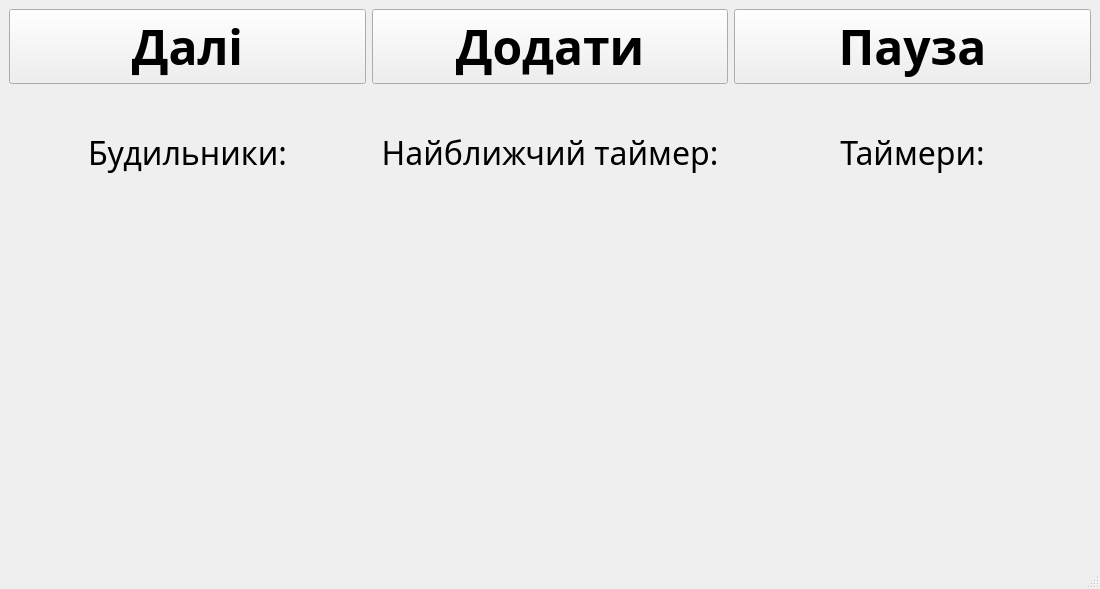
Above: 3 semester/OOOPLab2/mainwindow.ui from NaturalStupidlty/uni before the change. Below: the same form after it.
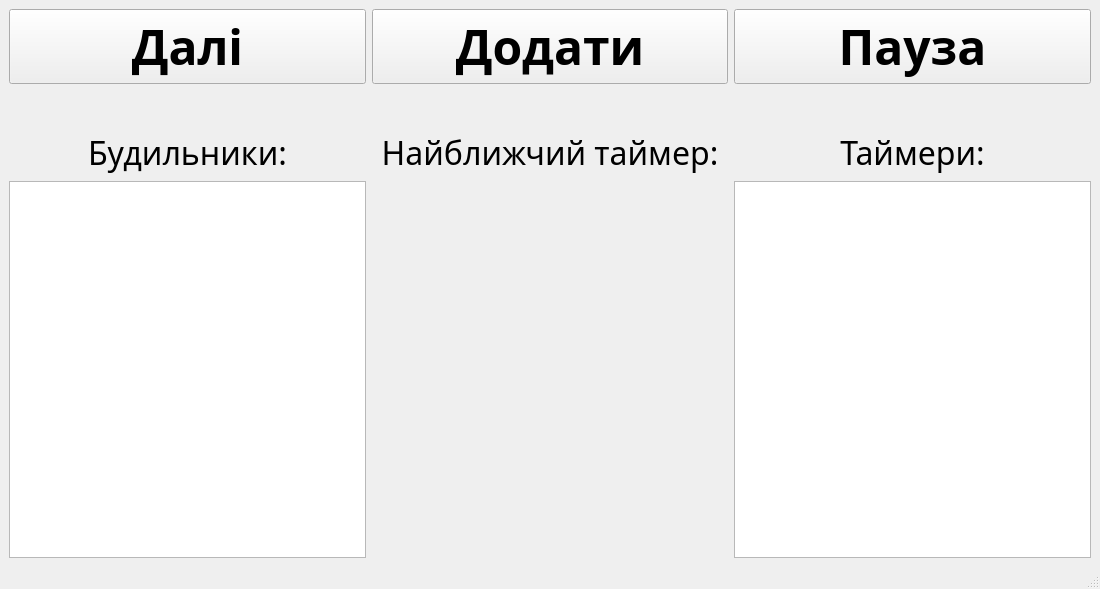
That is the form after the change.

Commit message: Add sound to timer

What changed in the file:
```diff
--- a/3 semester/OOOPLab2/mainwindow.ui
+++ b/3 semester/OOOPLab2/mainwindow.ui
@@ -191,7 +191,14 @@
                <number>0</number>
               </property>
               <item>
-               <widget class="QWidget" name="alarmsList" native="true"/>
+               <widget class="QListWidget" name="alarmsList">
+                <property name="sizePolicy">
+                 <sizepolicy hsizetype="Preferred" vsizetype="Expanding">
+                  <horstretch>0</horstretch>
+                  <verstretch>0</verstretch>
+                 </sizepolicy>
+                </property>
+               </widget>
               </item>
              </layout>
             </item>
@@ -237,7 +244,14 @@
                <number>0</number>
               </property>
               <item>
-               <widget class="QWidget" name="regularTimersList" native="true"/>
+               <widget class="QListWidget" name="timersList">
+                <property name="sizePolicy">
+                 <sizepolicy hsizetype="Preferred" vsizetype="Expanding">
+                  <horstretch>0</horstretch>
+                  <verstretch>0</verstretch>
+                 </sizepolicy>
+                </property>
+               </widget>
               </item>
              </layout>
             </item>
```
Left out of the diff: 2 changed lines with no effect on the pictures. The commit also changes 680 other files.
